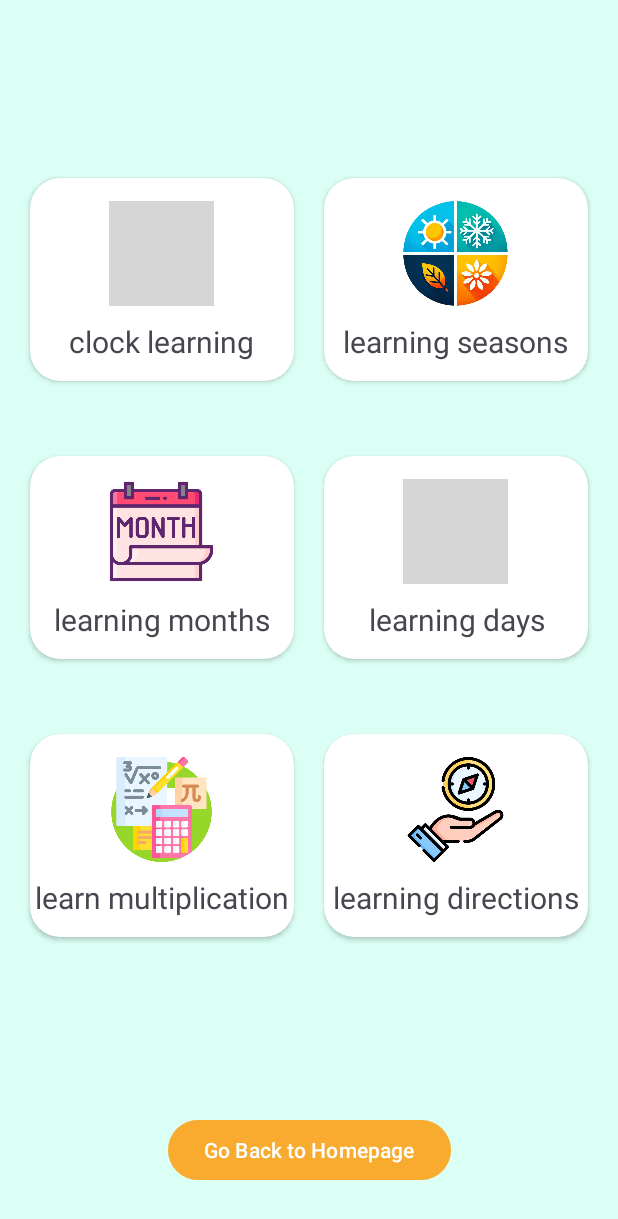
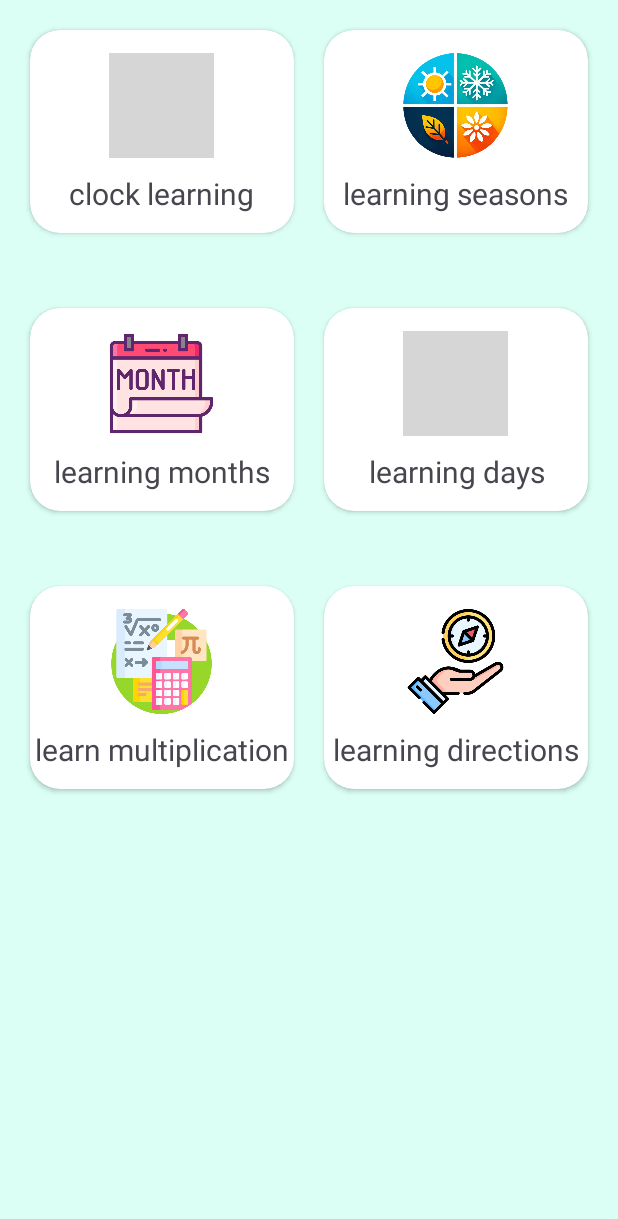
Before and after one commit to asyagenc/lemonadeo, an Android app: the LearningMainMenu screen opened directly, with no data from a screen before it, on a phone screen of 412 x 824 dp. Shown: the top 1219 px of the screen. Run offline under Robolectric (Android 15) with nearby library versions, the phone set to English and light mode, and no system bars; Roboto replaces fonts that are not available here; grey boxes are pictures that could not be loaded.

Commit message:
Update activity_learning_main_menu.xml

```diff
--- a/app/src/main/res/layout/activity_learning_main_menu.xml
+++ b/app/src/main/res/layout/activity_learning_main_menu.xml
@@ -8,14 +8,14 @@
     android:background="#FFDBFFF5"
     tools:context=".LearningMainMenu">
 
+    <ScrollView
+        android:layout_width="match_parent"
+        android:layout_height="match_parent">
+
         <androidx.constraintlayout.widget.ConstraintLayout
             android:id="@+id/constraintLayout"
             android:layout_width="match_parent"
-        android:layout_height="wrap_content"
-        app:layout_constraintBottom_toTopOf="@+id/homeBtn"
-        app:layout_constraintEnd_toEndOf="parent"
-        app:layout_constraintStart_toStartOf="parent"
-        app:layout_constraintTop_toTopOf="parent">
+            android:layout_height="wrap_content">
 
 
             <LinearLayout
@@ -291,18 +291,6 @@
             </LinearLayout>
 
         </androidx.constraintlayout.widget.ConstraintLayout>
-
-    <Button
-        android:id="@+id/homeBtn"
-        android:layout_width="wrap_content"
-        android:layout_height="wrap_content"
-        android:layout_marginStart="110dp"
-        android:layout_marginEnd="110dp"
-        android:layout_marginBottom="33dp"
-        android:backgroundTint="#8FFF9800"
-        android:text="@string/go_back_to_homepage__"
-        app:layout_constraintBottom_toBottomOf="parent"
-        app:layout_constraintEnd_toEndOf="parent"
-        app:layout_constraintStart_toStartOf="parent" />
+    </ScrollView>
 
 </androidx.constraintlayout.widget.ConstraintLayout>
```
Lines whose indentation alone changed are shown as unchanged.
